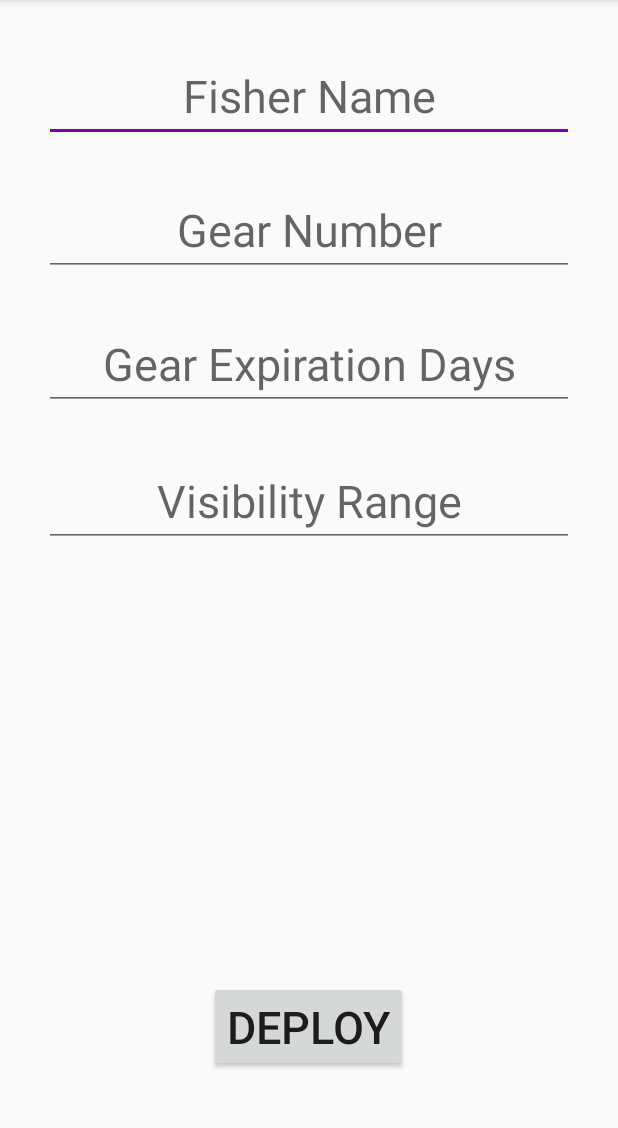
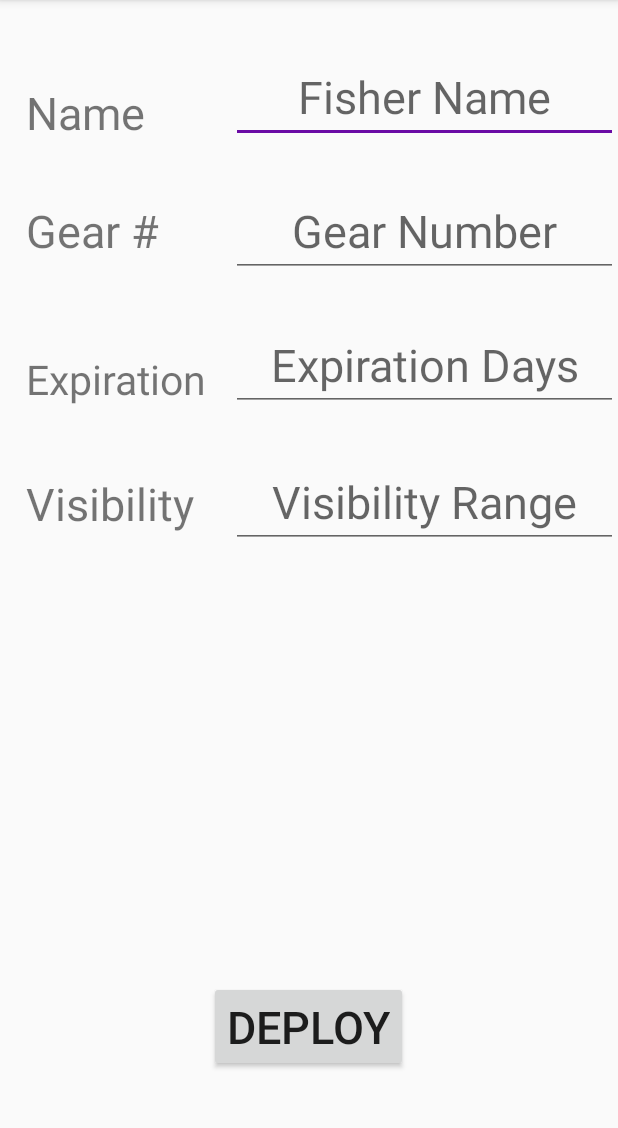
Before and after one commit to rahulyhg/androidApp4Dev, an Android app: the DeployActivity screen opened directly, with no data from a screen before it, on a phone screen of 412 x 824 dp, the part 84-1212 px from its top. Run offline under Robolectric (Android 15) with nearby library versions, the phone set to English and light mode, and no system bars; our stand-ins replace Firebase (no records; nobody signed in at launch, a user with empty details on screens opened directly).

Commit message:
Deploy UI modified

```diff
--- a/app/src/main/res/layout/activity_deploy.xml
+++ b/app/src/main/res/layout/activity_deploy.xml
@@ -14,8 +14,11 @@
         android:layout_width="wrap_content"
         android:layout_height="wrap_content"
         android:layout_alignParentTop="true"
-        android:layout_centerHorizontal="true"
-        android:layout_marginTop="33dp"
+        android:layout_marginLeft="16dp"
+        android:layout_marginStart="16dp"
+        android:layout_marginTop="34dp"
+        android:layout_toEndOf="@+id/textView4"
+        android:layout_toRightOf="@+id/textView4"
         android:ems="10"
         android:hint="Fisher Name"
         android:inputType="textPersonName"
@@ -59,7 +62,7 @@
         android:layout_below="@+id/editTextSerialNumber"
         android:layout_marginTop="28dp"
         android:ems="10"
-        android:hint="Gear Expiration Days"
+        android:hint="Expiration Days"
         android:inputType="number"
         android:maxLength="3"
         android:textAlignment="center"
@@ -79,4 +82,49 @@
         android:maxLength="3"
         android:textAlignment="center"
         android:textSize="30sp" />
+
+    <TextView
+        android:id="@+id/textView"
+        android:layout_width="wrap_content"
+        android:layout_height="wrap_content"
+        android:layout_above="@+id/editTextSerialNumber"
+        android:layout_alignParentLeft="true"
+        android:layout_alignParentStart="true"
+        android:layout_marginLeft="17dp"
+        android:layout_marginStart="17dp"
+        android:text="Name"
+        android:textSize="30sp" />
+
+    <TextView
+        android:id="@+id/textView3"
+        android:layout_width="wrap_content"
+        android:layout_height="wrap_content"
+        android:layout_alignBaseline="@+id/editTextSerialNumber"
+        android:layout_alignBottom="@+id/editTextSerialNumber"
+        android:layout_alignLeft="@+id/textView"
+        android:layout_alignStart="@+id/textView"
+        android:text="Gear #"
+        android:textSize="30sp" />
+
+    <TextView
+        android:id="@+id/textView4"
+        android:layout_width="wrap_content"
+        android:layout_height="wrap_content"
+        android:layout_alignLeft="@+id/textView3"
+        android:layout_alignStart="@+id/textView3"
+        android:layout_alignTop="@+id/editTextExpiration"
+        android:layout_marginTop="21dp"
+        android:text="Expiration"
+        android:textSize="27sp" />
+
+    <TextView
+        android:id="@+id/textView5"
+        android:layout_width="wrap_content"
+        android:layout_height="wrap_content"
+        android:layout_alignLeft="@+id/textView4"
+        android:layout_alignStart="@+id/textView4"
+        android:layout_alignTop="@+id/editTextVisibility"
+        android:layout_marginTop="11dp"
+        android:text="Visibility"
+        android:textSize="30sp" />
 </RelativeLayout>
```
Also changed, not shown: 1 other file.
